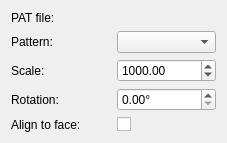
Qt form src/Mod/Draft/Resources/ui/dialogHatch.ui (southseact-3d/fcd) before a commit.
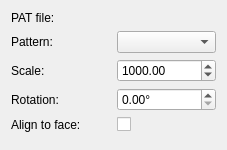
The same form after that commit. Custom widgets are drawn as their Qt base class.

Commit message:
Draft: fix size of file button in Hatch task panel
Fixes #22790.

To keep the file button at the correct size a vertical bottom spacer is required.

Patch:
```diff
--- a/src/Mod/Draft/Resources/ui/dialogHatch.ui
+++ b/src/Mod/Draft/Resources/ui/dialogHatch.ui
@@ -94,6 +94,13 @@
      </property>
     </widget>
    </item>
+   <item row="5" column="0">
+    <spacer name="verticalSpacer">
+     <property name="orientation">
+      <enum>Qt::Vertical</enum>
+     </property>
+    </spacer>
+   </item>
   </layout>
  </widget>
  <customwidgets>
```
